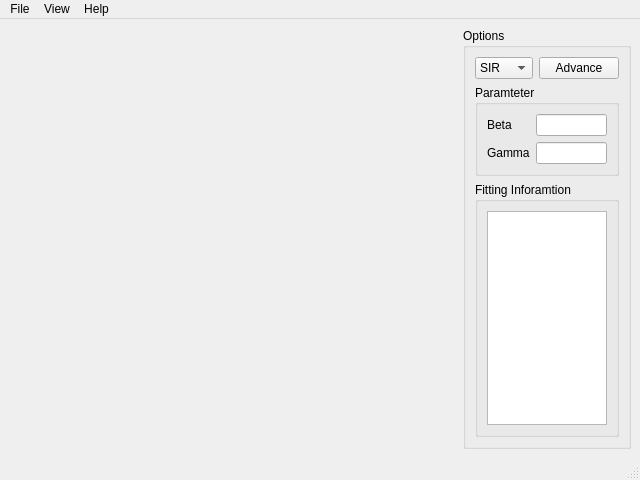
Before: the Qt Designer form src/ui/mainwindow.ui in ckaus/EpiPy, drawn with Qt 5.
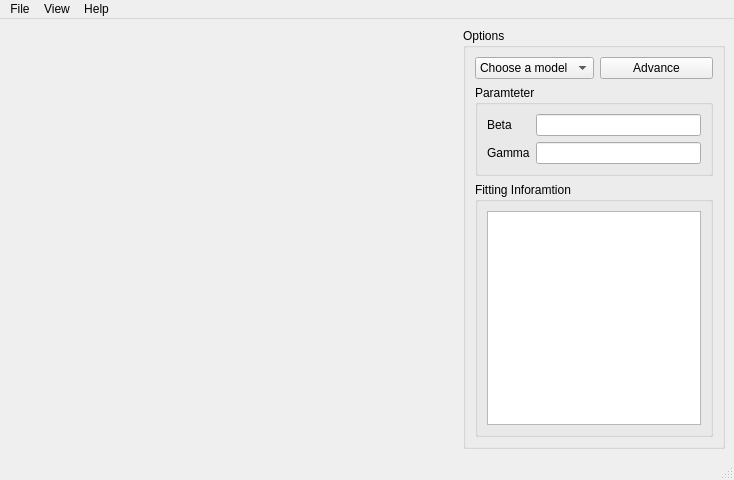
After: the same form once the commit is applied.

Commit message: extend functionality of mainwindow

Diff of the .ui file:
```diff
--- a/src/ui/mainwindow.ui
+++ b/src/ui/mainwindow.ui
@@ -6,7 +6,7 @@
    <rect>
     <x>0</x>
     <y>0</y>
-    <width>640</width>
+    <width>734</width>
     <height>480</height>
    </rect>
   </property>
@@ -41,7 +41,12 @@
        <item>
         <layout class="QHBoxLayout" name="horizontalLayout">
          <item>
-          <widget class="QComboBox" name="moelComboBox">
+          <widget class="QComboBox" name="modelComboBox">
+           <item>
+            <property name="text">
+             <string>Choose a model</string>
+            </property>
+           </item>
            <item>
             <property name="text">
              <string>SIR</string>
@@ -123,7 +128,7 @@
     <rect>
      <x>0</x>
      <y>0</y>
-     <width>640</width>
+     <width>734</width>
      <height>24</height>
     </rect>
    </property>
```
Left out of the diff: 34 changed lines with no effect on the pictures. The commit also changes 1 other file.
